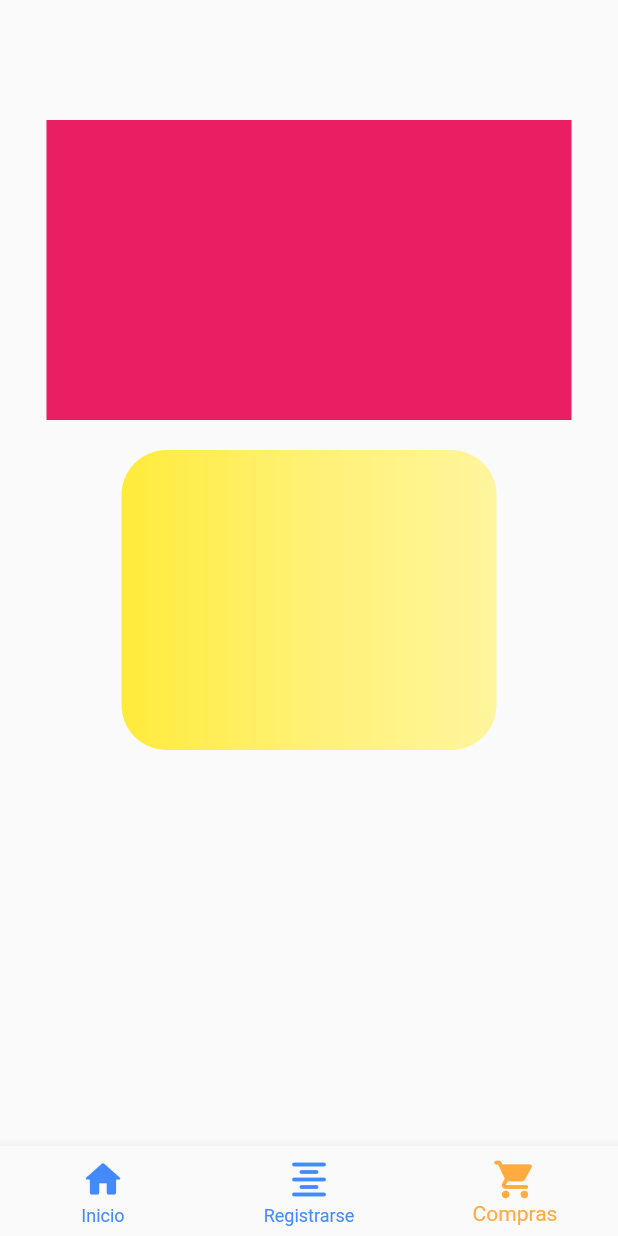
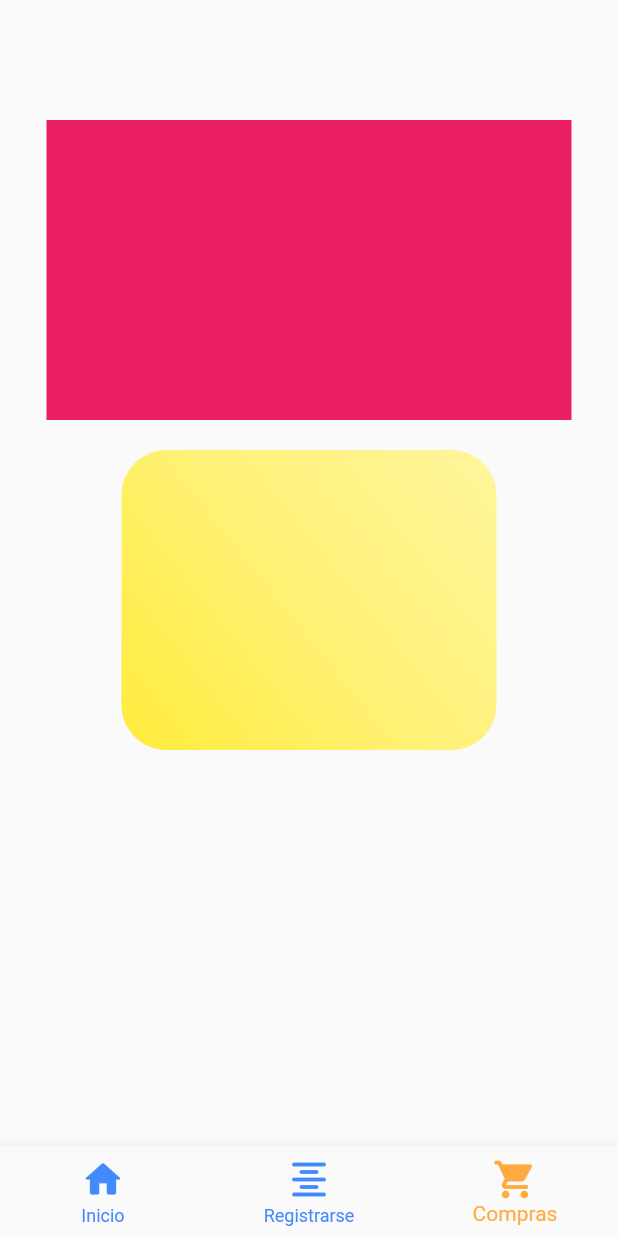
Before and after one commit to Najeragim/And_U3_7_Burger, a Flutter app: the screen it shows after launch, item 3 of the bottom bar chosen, on a phone screen of 412 x 824 dp. Run offline on Flutter 3.47's test engine with Material 2 defaults, Android fonts, the phone set to English and light mode, and no system bars.

```diff
--- a/lib/pages/third_page.dart
+++ b/lib/pages/third_page.dart
@@ -44,6 +44,8 @@ class _ThirdPageState extends State<ThirdPage> {
                     Colors.yellow[300],
                     Colors.yellow[200],
                   ],
+                  begin: Alignment.bottomLeft,
+                  end: Alignment.topRight,
                 ),
               ),
             ),// Contenedor 2
```
Also changed, not shown: 1 other file.
